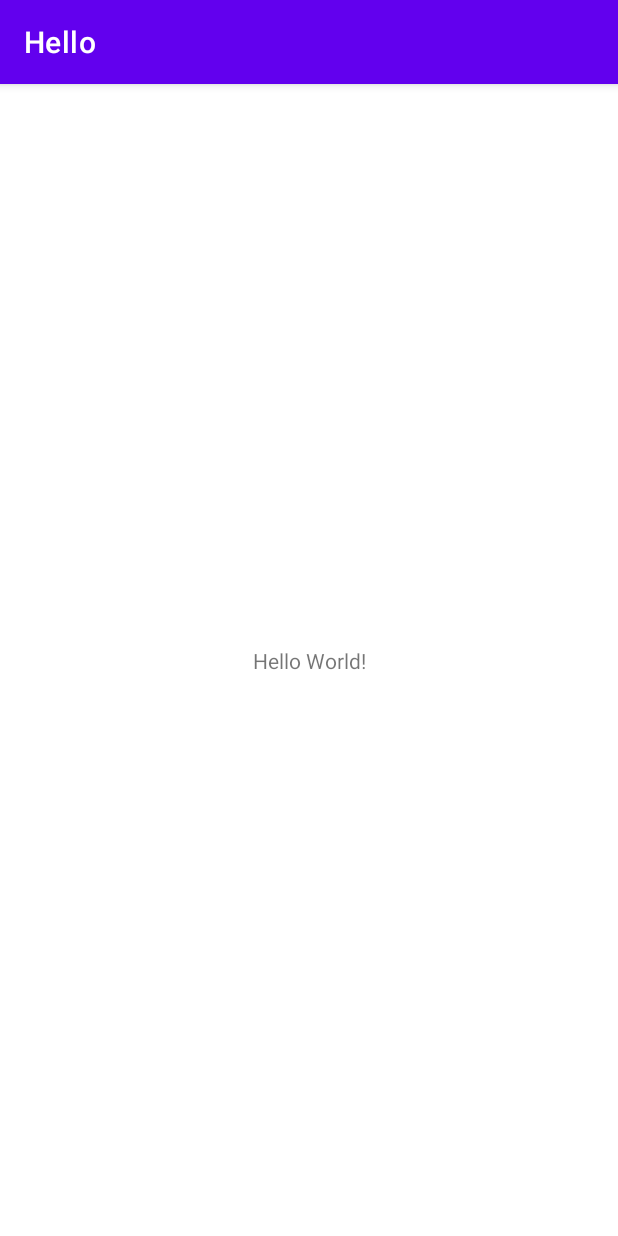
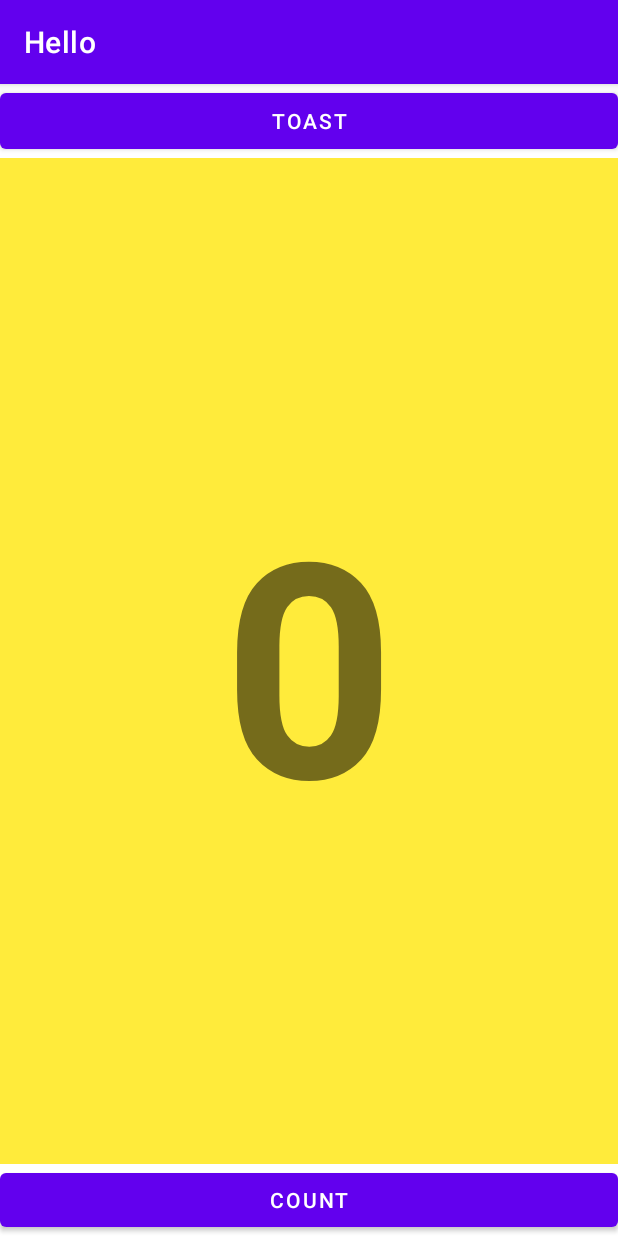
Before and after one commit to victory-p/Hello, an Android app: the screen it shows after launch (MainActivity), on a phone screen of 412 x 824 dp. Run offline under Robolectric (Android 15) with nearby library versions, the phone set to English and light mode, and no system bars.

Commit message:
Create Toast

```diff
--- a/app/src/main/java/com/example/hello/MainActivity.java
+++ b/app/src/main/java/com/example/hello/MainActivity.java
@@ -3,12 +3,30 @@ package com.example.hello;
 import androidx.appcompat.app.AppCompatActivity;
 
 import android.os.Bundle;
+import android.view.View;
+import android.widget.TextView;
+import android.widget.Toast;
 
 public class MainActivity extends AppCompatActivity {
+    int count = 0;
+    TextView textView;
 
     @Override
     protected void onCreate(Bundle savedInstanceState) {
         super.onCreate(savedInstanceState);
-        setContentView(R.layout.activity_main);
+        setContentView(R.layout.layout);
+
+        textView = findViewById(R.id.txtCount);
+    }
+
+    public void onToastClick(View view) {
+        //메세지박스 띄우기
+        Toast.makeText(this, "Hello Toast", Toast.LENGTH_SHORT).show();
+    }
+
+    public void onCountClick(View view) {
+        //count++ 하면서 textview에 보이기
+        count++;
+        textView.setText(count + "");
     }
 }
--- /dev/null
+++ b/app/src/main/res/layout/layout.xml
@@ -0,0 +1,41 @@
+<?xml version="1.0" encoding="utf-8"?>
+<androidx.constraintlayout.widget.ConstraintLayout xmlns:android="http://schemas.android.com/apk/res/android"
+    xmlns:app="http://schemas.android.com/apk/res-auto"
+    xmlns:tools="http://schemas.android.com/tools"
+    android:layout_width="match_parent"
+    android:layout_height="match_parent">
+
+    <Button
+        android:onClick="onToastClick"
+        android:id="@+id/btnToast"
+        android:layout_width="0dp"
+        android:layout_height="49dp"
+        android:text="TOAST"
+        app:layout_constraintEnd_toEndOf="parent"
+        app:layout_constraintStart_toStartOf="parent"
+        app:layout_constraintTop_toTopOf="parent" />
+
+    <Button
+        android:onClick="onCountClick"
+        android:id="@+id/btnCount"
+        android:layout_width="0dp"
+        android:layout_height="wrap_content"
+        android:text="COUNT"
+        app:layout_constraintBottom_toBottomOf="parent"
+        app:layout_constraintEnd_toEndOf="parent"
+        app:layout_constraintStart_toStartOf="parent" />
+
+    <TextView
+        android:textStyle="bold"
+        android:textSize="200sp"
+        android:gravity="center"
+        android:id="@+id/txtCount"
+        android:layout_width="0dp"
+        android:layout_height="0dp"
+        android:background="#FFEB3B"
+        android:text="0"
+        app:layout_constraintBottom_toTopOf="@+id/btnCount"
+        app:layout_constraintEnd_toEndOf="parent"
+        app:layout_constraintStart_toStartOf="parent"
+        app:layout_constraintTop_toBottomOf="@+id/btnToast" />
+</androidx.constraintlayout.widget.ConstraintLayout>
```
